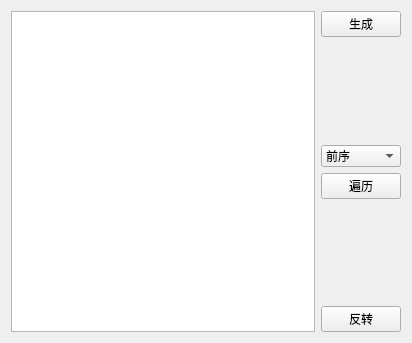
Above: MainWin/mainwin.ui from upkeke/Tree_Show before the change. Below: the same form after it.
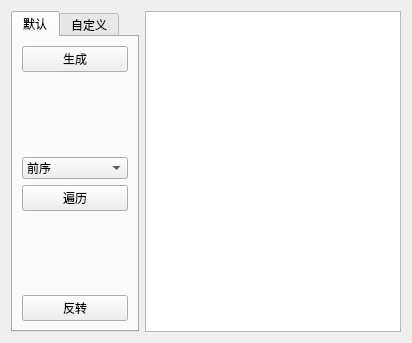
That is the form after the change.

Patch:
```diff
--- a/MainWin/mainwin.ui
+++ b/MainWin/mainwin.ui
@@ -15,9 +15,14 @@
   </property>
   <layout class="QHBoxLayout" name="horizontalLayout">
    <item>
-    <widget class="QGraphicsView" name="view"/>
-   </item>
-   <item>
+    <widget class="QTabWidget" name="tabWidget">
+     <property name="currentIndex">
+      <number>0</number>
+     </property>
+     <widget class="QWidget" name="tab_2">
+      <attribute name="title">
+       <string>默认</string>
+      </attribute>
     <layout class="QVBoxLayout" name="verticalLayout">
      <item>
       <widget class="QPushButton" name="btn_build">
@@ -34,7 +39,7 @@
        <property name="sizeHint" stdset="0">
         <size>
          <width>20</width>
-         <height>40</height>
+           <height>75</height>
         </size>
        </property>
       </spacer>
@@ -73,7 +78,7 @@
        <property name="sizeHint" stdset="0">
         <size>
          <width>20</width>
-         <height>40</height>
+           <height>74</height>
         </size>
        </property>
       </spacer>
@@ -86,6 +91,16 @@
       </widget>
      </item>
     </layout>
+     </widget>
+     <widget class="QWidget" name="tab">
+      <attribute name="title">
+       <string>自定义</string>
+      </attribute>
+     </widget>
+    </widget>
+   </item>
+   <item>
+    <widget class="QGraphicsView" name="view"/>
    </item>
   </layout>
  </widget>
```
Lines whose indentation alone changed are shown as unchanged.
